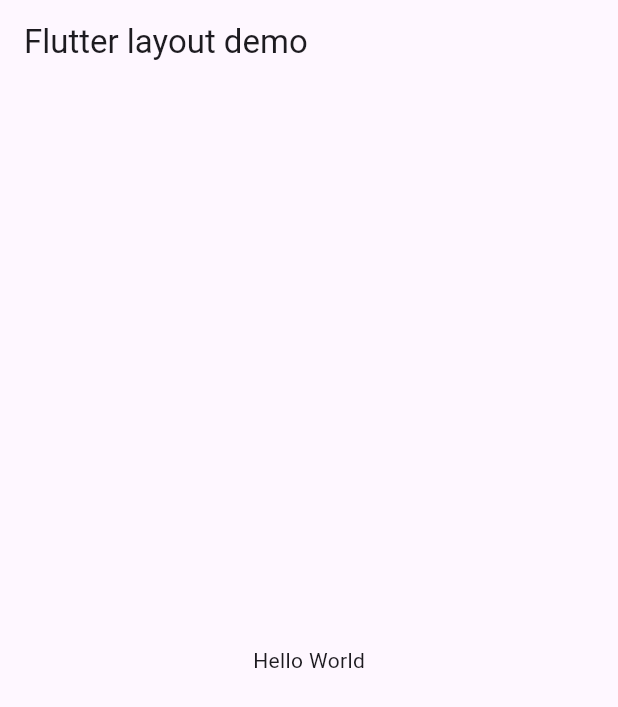
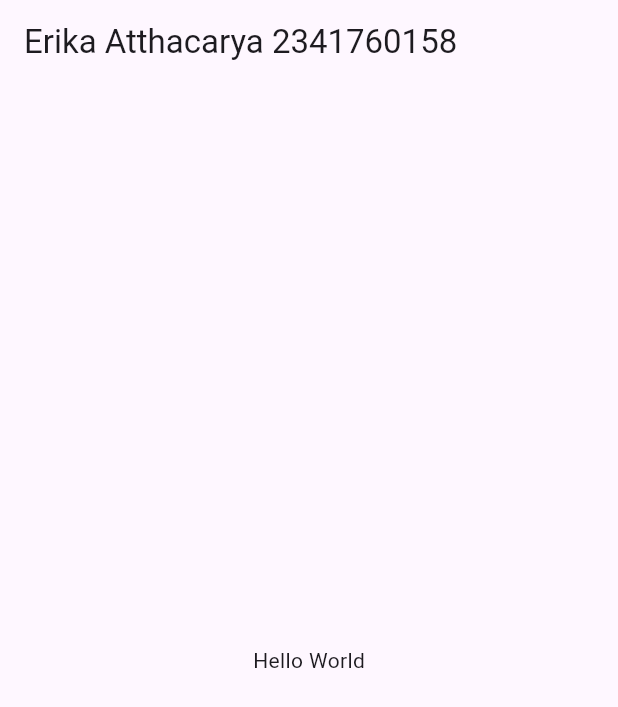
Before and after one commit to erikaatthacarya/flutter-fundamental-part2, a Flutter app: the screen it shows after launch, on a phone screen of 412 x 824 dp. Shown: the top 707 px of the screen. Run offline on Flutter 3.47's test engine with Material 3 defaults, Android fonts, the phone set to English and light mode, and no system bars.

Commit message:
modifikasi main (text tittle)

```diff
--- a/lib/main.dart
+++ b/lib/main.dart
@@ -8,10 +8,10 @@ class MyApp extends StatelessWidget {
   @override
   Widget build(BuildContext context) {
     return MaterialApp(
-      title: 'Flutter layout: Erika Atthacarya 2341760158',
+      title: 'Flutter layout: Nama dan NIM Anda',
       home: Scaffold(
         appBar: AppBar(
-          title: const Text('Flutter layout demo'),
+          title: const Text('Erika Atthacarya 2341760158'),
         ),
         body: const Center(
           child: Text('Hello World'),
```
